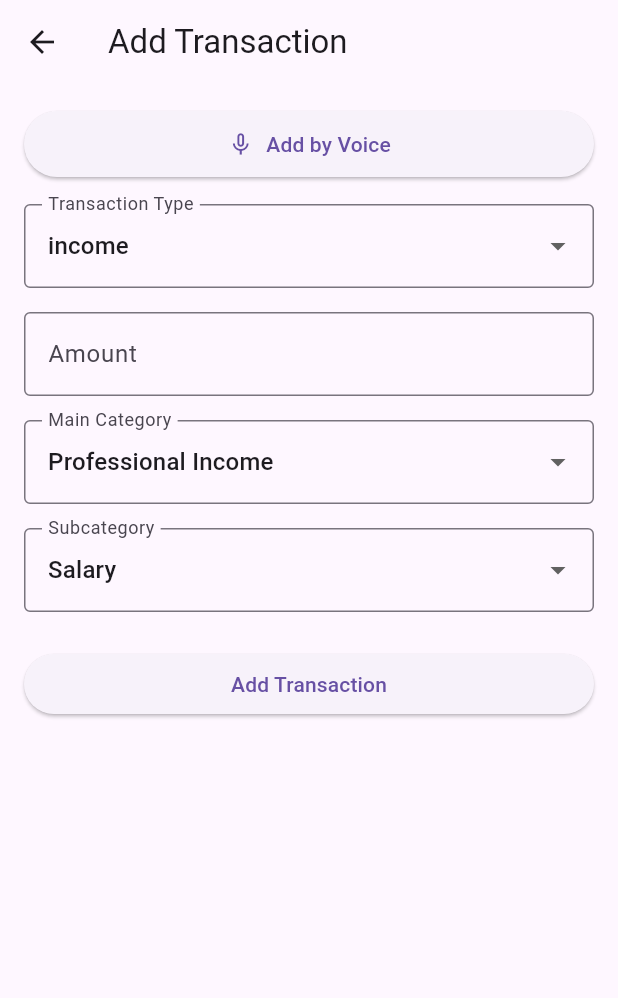
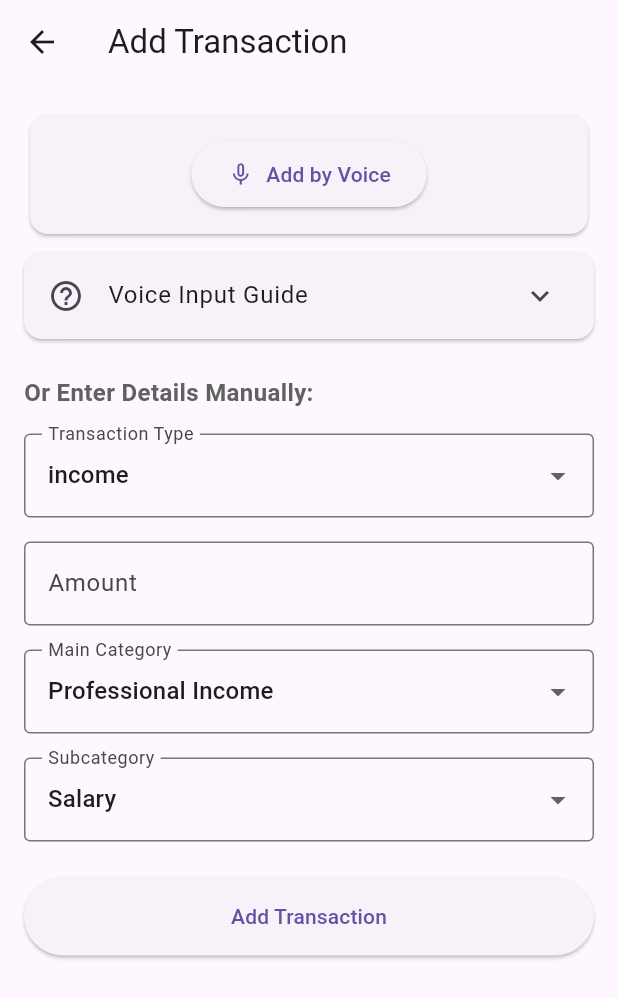
Before and after one commit to LinNyiAung/ToePwar, a Flutter app: the AddTransactionView screen opened directly with empty values, on a phone screen of 412 x 824 dp. Shown: the top 998 px of the screen. Run offline on Flutter 3.47's test engine with Material 3 defaults, Android fonts, the light colour scheme and no system bars; our stand-ins replace fl_chart, google_fonts, speech_to_text.

Commit message:
voice input sentence structure and example setences user guide add

```diff
--- a/toepwar/lib/views/transaction/add_transaction_view.dart
+++ b/toepwar/lib/views/transaction/add_transaction_view.dart
@@ -23,6 +23,7 @@ class _AddTransactionViewState extends State<AddTransactionView> {
   String? _selectedSubCategory;
   bool _isLoading = false;
   bool _isListening = false;
+  bool _showVoiceGuide = false;
 
   @override
   void initState() {
@@ -33,6 +34,81 @@ class _AddTransactionViewState extends State<AddTransactionView> {
         ApiConstants.nestedTransactionCategories[_selectedType]!.keys.first;
     _selectedSubCategory =
         ApiConstants.nestedTransactionCategories[_selectedType]![_selectedMainCategory]!.first;
+  }
+
+  Widget _buildVoiceGuide() {
+    return Card(
+      margin: EdgeInsets.symmetric(vertical: 8),
+      child: ExpansionTile(
+        leading: Icon(Icons.help_outline),
+        title: Text('Voice Input Guide'),
+        children: [
+          Padding(
+            padding: EdgeInsets.all(16),
+            child: Column(
+              crossAxisAlignment: CrossAxisAlignment.start,
+              children: [
+                Text(
+                  'Sentence Structure:',
+                  style: TextStyle(fontWeight: FontWeight.bold),
+                ),
+                SizedBox(height: 8),
+                Text(
+                  '[Action] [Amount] [Currency] for/from [Category]',
+                  style: TextStyle(fontFamily: 'monospace'),
+                ),
+                Divider(height: 24),
+                Text(
+                  'Example Phrases:',
+                  style: TextStyle(fontWeight: FontWeight.bold),
+                ),
+                SizedBox(height: 8),
+                _buildExamplePhrase('💰 "Add income 1000 dollars from salary"'),
+                _buildExamplePhrase('🛒 "Spent 50 dollars on groceries"'),
+                _buildExamplePhrase('🚗 "Add expense 30 dollars for taxi"'),
+                _buildExamplePhrase('🍽️ "Paid 100 dollars for dinning out"'),
+                SizedBox(height: 16),
+                Text(
+                  'Tips:',
+                  style: TextStyle(fontWeight: FontWeight.bold),
+                ),
+                SizedBox(height: 8),
+                _buildTip('• Speak clearly and at a normal pace'),
+                _buildTip('• Include the amount and category'),
+                _buildTip('• Wait for the blue microphone indicator'),
+                _buildTip('• You can edit details after voice input'),
+              ],
+            ),
+          ),
+        ],
+      ),
+    );
+  }
+
+  Widget _buildExamplePhrase(String text) {
+    return Padding(
+      padding: EdgeInsets.symmetric(vertical: 4),
+      child: Text(
+        text,
+        style: TextStyle(
+          color: Colors.blue[700],
+          fontSize: 14,
+        ),
+      ),
+    );
+  }
+
+  Widget _buildTip(String text) {
+    return Padding(
+      padding: EdgeInsets.symmetric(vertical: 2),
+      child: Text(
+        text,
+        style: TextStyle(
+          fontSize: 14,
+          color: Colors.grey[700],
+        ),
+      ),
+    );
   }
 
   Future<void> _startVoiceInput() async {
@@ -101,22 +177,59 @@ class _AddTransactionViewState extends State<AddTransactionView> {
 
   @override
   Widget build(BuildContext context) {
-    final categoriesMap =
-    ApiConstants.nestedTransactionCategories[_selectedType]!;
+    final categoriesMap = ApiConstants.nestedTransactionCategories[_selectedType]!;
 
     return Scaffold(
       appBar: AppBar(title: Text('Add Transaction')),
-      body: Padding(
+      body: SingleChildScrollView(
+        child: Padding(
           padding: EdgeInsets.all(16.0),
           child: Column(
             crossAxisAlignment: CrossAxisAlignment.stretch,
+            children: [
+              // Voice Input Section
+              Card(
+                child: Padding(
+                  padding: EdgeInsets.all(16),
+                  child: Column(
                     children: [
                       ElevatedButton.icon(
                         onPressed: _isListening ? null : _startVoiceInput,
                         icon: Icon(_isListening ? Icons.mic : Icons.mic_none),
                         label: Text(_isListening ? 'Listening...' : 'Add by Voice'),
                         style: ElevatedButton.styleFrom(
-                padding: EdgeInsets.symmetric(vertical: 12),
+                          padding: EdgeInsets.symmetric(vertical: 12, horizontal: 24),
+                          backgroundColor: _isListening ? Colors.red : null,
+                        ),
+                      ),
+                      if (_isListening)
+                        Padding(
+                          padding: EdgeInsets.only(top: 16),
+                          child: Text(
+                            'Listening... Speak now',
+                            style: TextStyle(
+                              color: Colors.blue,
+                              fontWeight: FontWeight.bold,
+                            ),
+                          ),
+                        ),
+                    ],
+                  ),
+                ),
+              ),
+
+              // Voice Guide
+              _buildVoiceGuide(),
+
+              SizedBox(height: 16),
+
+              // Manual Input Fields
+              Text(
+                'Or Enter Details Manually:',
+                style: TextStyle(
+                  fontSize: 16,
+                  fontWeight: FontWeight.bold,
+                  color: Colors.grey[700],
                 ),
               ),
               SizedBox(height: 16),
@@ -132,7 +245,6 @@ class _AddTransactionViewState extends State<AddTransactionView> {
                 onChanged: (value) {
                   setState(() {
                     _selectedType = value!;
-                  // Reset categories when type changes
                     _selectedMainCategory =
                         ApiConstants.nestedTransactionCategories[_selectedType]!.keys.first;
                     _selectedSubCategory =
@@ -159,21 +271,18 @@ class _AddTransactionViewState extends State<AddTransactionView> {
                 items: categoriesMap.keys.map((mainCategory) {
                   return DropdownMenuItem(
                     value: mainCategory,
-                    child: Text(mainCategory)
+                    child: Text(mainCategory),
                   );
                 }).toList(),
                 onChanged: (value) {
                   setState(() {
                     _selectedMainCategory = value;
-                  // Reset subcategory to first in the new main category
                     _selectedSubCategory =
                         categoriesMap[_selectedMainCategory]!.first;
                   });
                 },
               ),
               SizedBox(height: 16),
-
-            // Subcategory Dropdown
               DropdownButtonFormField<String>(
                 value: _selectedSubCategory,
                 decoration: InputDecoration(
@@ -183,7 +292,7 @@ class _AddTransactionViewState extends State<AddTransactionView> {
                 items: categoriesMap[_selectedMainCategory]!.map((subCategory) {
                   return DropdownMenuItem(
                     value: subCategory,
-                    child: Text(subCategory)
+                    child: Text(subCategory),
                   );
                 }).toList(),
                 onChanged: (value) {
@@ -198,8 +307,12 @@ class _AddTransactionViewState extends State<AddTransactionView> {
                 child: _isLoading
                     ? CircularProgressIndicator(color: Colors.white)
                     : Text('Add Transaction'),
+                style: ElevatedButton.styleFrom(
+                  padding: EdgeInsets.symmetric(vertical: 16),
+                ),
               ),
             ],
+          ),
         ),
       ),
     );
```
Lines whose indentation alone changed are shown as unchanged.
